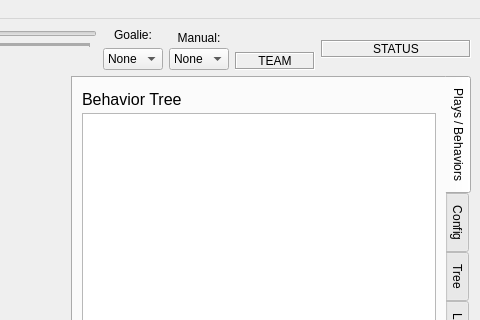
Qt form soccer/ui/MainWindow.ui (RoboJackets/robocup-software) before a commit; both pictures show x 851 to 1331 and y 0 to 320 of the 1331 by 827 pixel window.
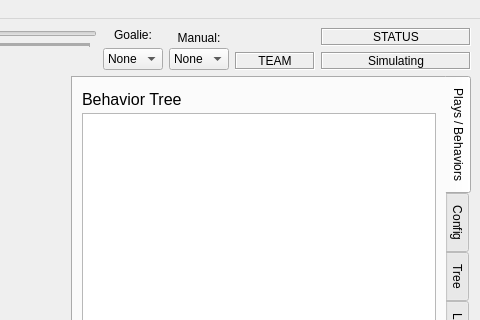
The same form after that commit. Icons and pictures are not drawn. Custom widgets are drawn as their Qt base class.

Commit message: Added gui to show if the usb radio base station is connected

The edit to the form file:
```diff
--- a/soccer/ui/MainWindow.ui
+++ b/soccer/ui/MainWindow.ui
@@ -830,6 +830,8 @@
        </layout>
       </item>
       <item>
+       <layout class="QVBoxLayout" name="StatusLayout">
+        <item>
        <widget class="QLabel" name="statusLabel">
         <property name="sizePolicy">
          <sizepolicy hsizetype="Preferred" vsizetype="Maximum">
@@ -859,6 +861,39 @@
          <number>4</number>
         </property>
        </widget>
+        </item>
+        <item>
+         <widget class="QLabel" name="radioBaseStatus">
+          <property name="sizePolicy">
+           <sizepolicy hsizetype="Preferred" vsizetype="Maximum">
+            <horstretch>0</horstretch>
+            <verstretch>0</verstretch>
+           </sizepolicy>
+          </property>
+          <property name="minimumSize">
+           <size>
+            <width>150</width>
+            <height>0</height>
+           </size>
+          </property>
+          <property name="frameShape">
+           <enum>QFrame::Box</enum>
+          </property>
+          <property name="frameShadow">
+           <enum>QFrame::Sunken</enum>
+          </property>
+          <property name="text">
+           <string>Simulating</string>
+          </property>
+          <property name="alignment">
+           <set>Qt::AlignCenter</set>
+          </property>
+          <property name="margin">
+           <number>4</number>
+          </property>
+         </widget>
+        </item>
+       </layout>
       </item>
      </layout>
     </item>
```
Lines whose indentation alone changed are shown as unchanged. The commit also changes 4 other files.
